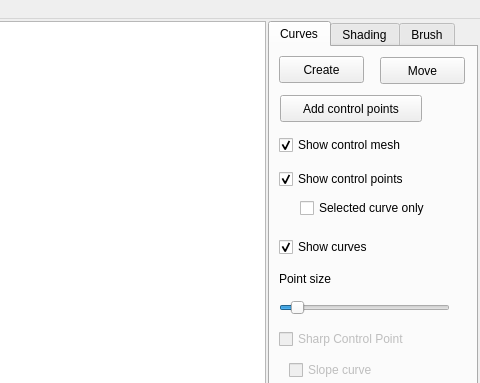
The window that mainwindow.ui (ftasse/ShadingCurves) describes before a commit, drawn with Qt 5; both pictures show x 261 to 741 and y 0 to 383 of the 741 by 742 pixel window.
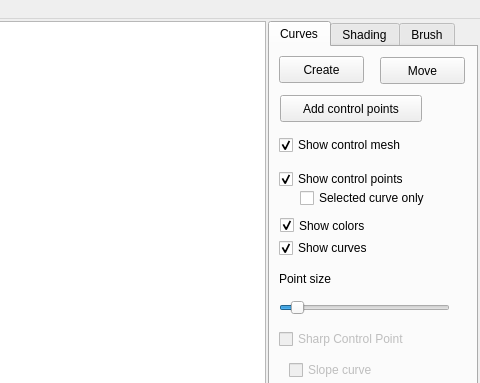
The same window after the commit. The open tabs and pages were chosen to show the change. Custom widgets are drawn as their Qt base class.

Patch:
```diff
--- a/mainwindow.ui
+++ b/mainwindow.ui
@@ -141,7 +141,7 @@
            <property name="geometry">
             <rect>
              <x>30</x>
-             <y>150</y>
+             <y>140</y>
              <width>186</width>
              <height>22</height>
             </rect>
@@ -157,7 +157,7 @@
            <property name="geometry">
             <rect>
              <x>9</x>
-             <y>189</y>
+             <y>190</y>
              <width>121</width>
              <height>22</height>
             </rect>
@@ -395,6 +395,22 @@
             <string>Move</string>
            </property>
           </widget>
+          <widget class="QCheckBox" name="showColorsBox">
+           <property name="geometry">
+            <rect>
+             <x>10</x>
+             <y>170</y>
+             <width>101</width>
+             <height>17</height>
+            </rect>
+           </property>
+           <property name="text">
+            <string>Show colors</string>
+           </property>
+           <property name="checked">
+            <bool>true</bool>
+           </property>
+          </widget>
          </widget>
          <widget class="QWidget" name="Shading">
           <attribute name="title">
```
Left out of the diff: 26 changed lines with no effect on the pictures.
